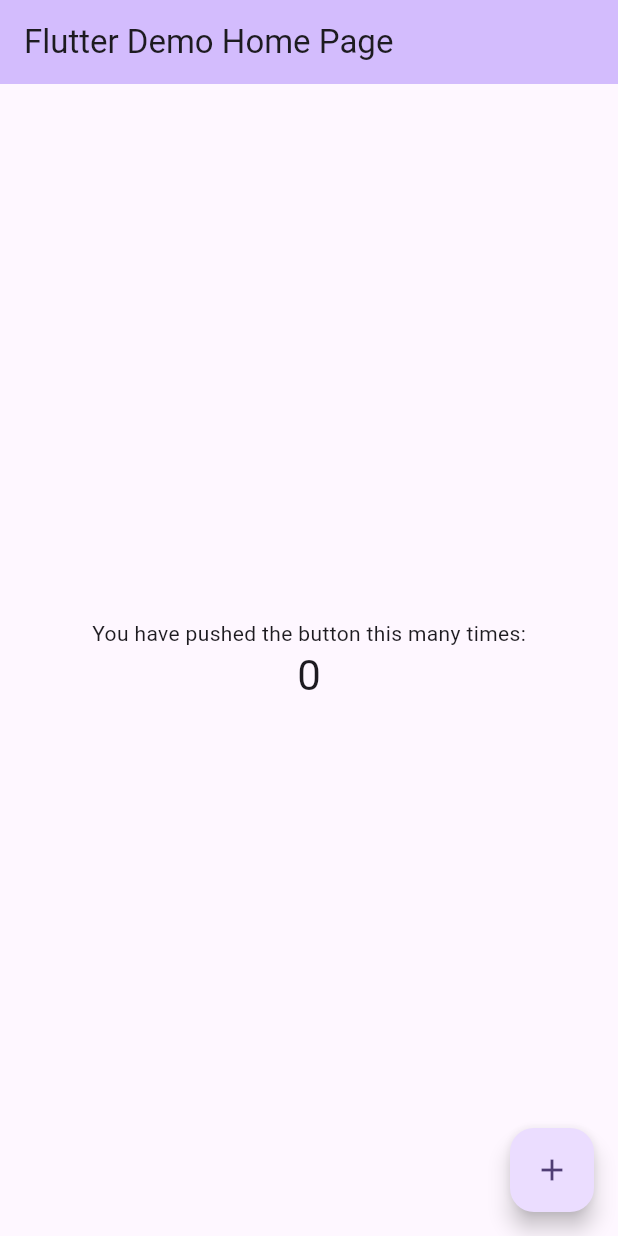
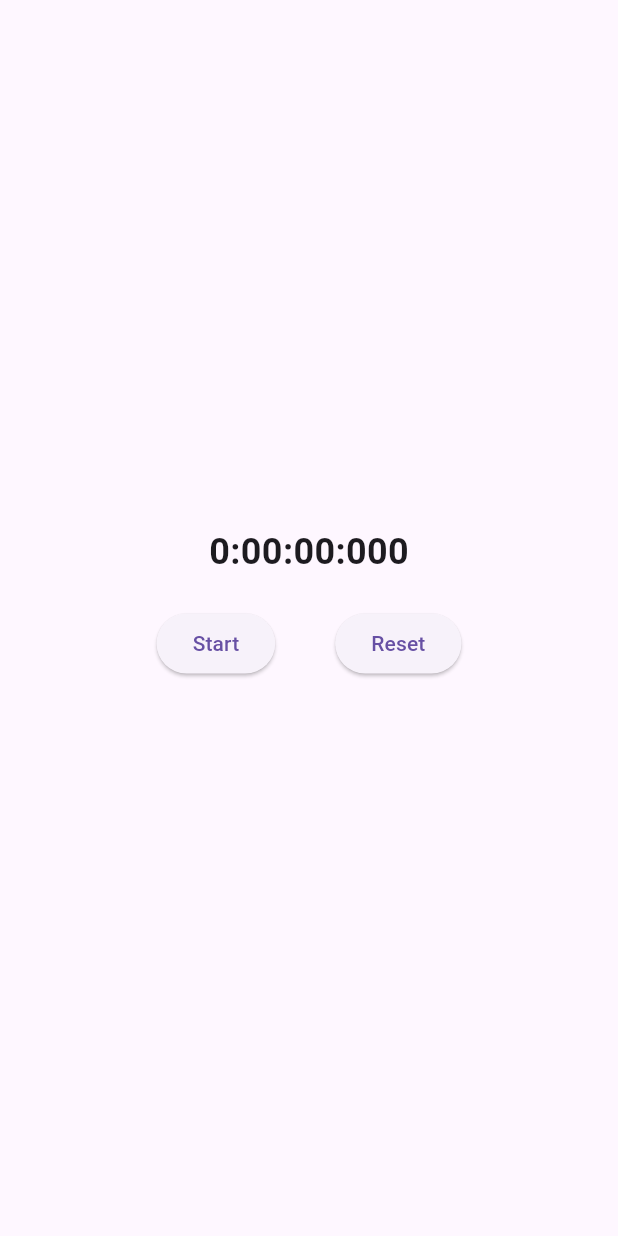
Before and after one commit to BarnabasKalasz/stopwatch, a Flutter app: the screen it shows after launch, on a phone screen of 412 x 824 dp. Run offline on Flutter 3.47's test engine with Material 3 defaults, Android fonts, the phone set to English and light mode, and no system bars.

Commit message:
task-1: Added stopwatch service and screen, with basic functionality and buttons

```diff
--- a/lib/main.dart
+++ b/lib/main.dart
@@ -1,125 +1,19 @@
-import 'package:flutter/material.dart';
+import "package:flutter/material.dart";
+import 'package:test_sopwatch/src/pages/stopwatch/screens/stopwatch_screen.dart';
+import 'package:test_sopwatch/src/pages/stopwatch/services/stopwatch_service.dart';
 
 void main() {
-  runApp(const MyApp());
+  runApp(const StopWatchApp());
 }
 
-class MyApp extends StatelessWidget {
-  const MyApp({super.key});
+class StopWatchApp extends StatelessWidget {
+  const StopWatchApp({super.key});
 
-  // This widget is the root of your application.
   @override
   Widget build(BuildContext context) {
     return MaterialApp(
-      title: 'Flutter Demo',
-      theme: ThemeData(
-        // This is the theme of your application.
-        //
-        // TRY THIS: Try running your application with "flutter run". You'll see
-        // the application has a purple toolbar. Then, without quitting the app,
-        // try changing the seedColor in the colorScheme below to Colors.green
-        // and then invoke "hot reload" (save your changes or press the "hot
-        // reload" button in a Flutter-supported IDE, or press "r" if you used
-        // the command line to start the app).
-        //
-        // Notice that the counter didn't reset back to zero; the application
-        // state is not lost during the reload. To reset the state, use hot
-        // restart instead.
-        //
-        // This works for code too, not just values: Most code changes can be
-        // tested with just a hot reload.
-        colorScheme: ColorScheme.fromSeed(seedColor: Colors.deepPurple),
-        useMaterial3: true,
-      ),
-      home: const MyHomePage(title: 'Flutter Demo Home Page'),
-    );
+        home: StopwatchPage(
+      stopwatchService: StopwatchService(),
+    ));
   }
 }
-
-class MyHomePage extends StatefulWidget {
-  const MyHomePage({super.key, required this.title});
-
-  // This widget is the home page of your application. It is stateful, meaning
-  // that it has a State object (defined below) that contains fields that affect
-  // how it looks.
-
-  // This class is the configuration for the state. It holds the values (in this
-  // case the title) provided by the parent (in this case the App widget) and
-  // used by the build method of the State. Fields in a Widget subclass are
-  // always marked "final".
-
-  final String title;
-
-  @override
-  State<MyHomePage> createState() => _MyHomePageState();
-}
-
-class _MyHomePageState extends State<MyHomePage> {
-  int _counter = 0;
-
-  void _incrementCounter() {
-    setState(() {
-      // This call to setState tells the Flutter framework that something has
-      // changed in this State, which causes it to rerun the build method below
-      // so that the display can reflect the updated values. If we changed
-      // _counter without calling setState(), then the build method would not be
-      // called again, and so nothing would appear to happen.
-      _counter++;
-    });
-  }
-
-  @override
-  Widget build(BuildContext context) {
-    // This method is rerun every time setState is called, for instance as done
-    // by the _incrementCounter method above.
-    //
-    // The Flutter framework has been optimized to make rerunning build methods
-    // fast, so that you can just rebuild anything that needs updating rather
-    // than having to individually change instances of widgets.
-    return Scaffold(
-      appBar: AppBar(
-        // TRY THIS: Try changing the color here to a specific color (to
-        // Colors.amber, perhaps?) and trigger a hot reload to see the AppBar
-        // change color while the other colors stay the same.
-        backgroundColor: Theme.of(context).colorScheme.inversePrimary,
-        // Here we take the value from the MyHomePage object that was created by
-        // the App.build method, and use it to set our appbar title.
-        title: Text(widget.title),
-      ),
-      body: Center(
-        // Center is a layout widget. It takes a single child and positions it
-        // in the middle of the parent.
-        child: Column(
-          // Column is also a layout widget. It takes a list of children and
-          // arranges them vertically. By default, it sizes itself to fit its
-          // children horizontally, and tries to be as tall as its parent.
-          //
-          // Column has various properties to control how it sizes itself and
-          // how it positions its children. Here we use mainAxisAlignment to
-          // center the children vertically; the main axis here is the vertical
-          // axis because Columns are vertical (the cross axis would be
-          // horizontal).
-          //
-          // TRY THIS: Invoke "debug painting" (choose the "Toggle Debug Paint"
-          // action in the IDE, or press "p" in the console), to see the
-          // wireframe for each widget.
-          mainAxisAlignment: MainAxisAlignment.center,
-          children: <Widget>[
-            const Text(
-              'You have pushed the button this many times:',
-            ),
-            Text(
-              '$_counter',
-              style: Theme.of(context).textTheme.headlineMedium,
-            ),
-          ],
-        ),
-      ),
-      floatingActionButton: FloatingActionButton(
-        onPressed: _incrementCounter,
-        tooltip: 'Increment',
-        child: const Icon(Icons.add),
-      ), // This trailing comma makes auto-formatting nicer for build methods.
-    );
-  }
-}
--- /dev/null
+++ b/lib/src/pages/stopwatch/models/stopwatch_model.dart
@@ -0,0 +1,6 @@
+class StopwatchModel {
+  int milliseconds;
+  bool isRunning;
+
+  StopwatchModel({required this.milliseconds, required this.isRunning});
+}
--- /dev/null
+++ b/lib/src/pages/stopwatch/screens/stopwatch_screen.dart
@@ -0,0 +1,94 @@
+import 'package:test_sopwatch/src/pages/stopwatch/models/stopwatch_model.dart';
+import 'package:test_sopwatch/src/pages/stopwatch/services/stopwatch_service.dart';
+
+import 'package:flutter/material.dart';
+
+class StopwatchPage extends StatefulWidget {
+  final StopwatchService stopwatchService;
+
+  const StopwatchPage({Key? key, required this.stopwatchService})
+      : super(key: key);
+
+  @override
+  _StopwatchPageState createState() => _StopwatchPageState();
+}
+
+class _StopwatchPageState extends State<StopwatchPage> {
+  late StopwatchModel _stopwatchModel;
+
+  @override
+  void initState() {
+    super.initState();
+    _stopwatchModel = widget.stopwatchService.stopwatchModel;
+  }
+
+  @override
+  Widget build(BuildContext context) {
+    return Scaffold(
+      body: Center(
+        child: Column(
+          mainAxisAlignment: MainAxisAlignment.center,
+          children: [
+            Text(
+              _formatTime(_stopwatchModel.milliseconds),
+              style: const TextStyle(fontSize: 24, fontWeight: FontWeight.bold),
+            ),
+            const SizedBox(height: 20),
+            Row(
+              mainAxisAlignment: MainAxisAlignment.center,
+              children: [
+                ElevatedButton(
+                  onPressed: () => _startStopwatch(),
+                  child: Text(_stopwatchModel.isRunning ? 'Stop' : 'Start'),
+                ),
+                const SizedBox(width: 20),
+                const SizedBox(width: 20),
+                ElevatedButton(
+                  onPressed: _stopwatchModel.isRunning ? null : _resetStopwatch,
+                  child: const Text('Reset'),
+                ),
+              ],
+            ),
+            const SizedBox(height: 20),
+          ],
+        ),
+      ),
+    );
+  }
+
+  String _formatTime(int milliseconds) {
+    int hours = milliseconds ~/ (1000 * 60 * 60);
+    int minutes = (milliseconds ~/ (1000 * 60)) % 60;
+    int seconds = (milliseconds ~/ 1000) % 60;
+    int hundredths = (milliseconds % 1000) ~/ 10;
+
+    return '$hours:${_twoDigits(minutes)}:${_twoDigits(seconds)}:${_threeDigits(hundredths)}';
+  }
+
+  String _twoDigits(int n) {
+    return n.toString().padLeft(2, '0');
+  }
+
+  String _threeDigits(int n) {
+    return n.toString().padLeft(3, '0');
+  }
+
+  void _startStopwatch() {
+    if (_stopwatchModel.isRunning) {
+      widget.stopwatchService.stop();
+    } else {
+      widget.stopwatchService.start();
+    }
+
+    setState(() {
+      _stopwatchModel = widget.stopwatchService.stopwatchModel;
+    });
+  }
+
+  void _resetStopwatch() {
+    widget.stopwatchService.reset();
+    setState(() {
+      _stopwatchModel = widget.stopwatchService.stopwatchModel;
+    });
+  }
+}
--- /dev/null
+++ b/lib/src/pages/stopwatch/services/stopwatch_service.dart
@@ -0,0 +1,33 @@
+import 'package:test_sopwatch/src/pages/stopwatch/models/stopwatch_model.dart';
+
+import 'dart:async';
+
+class StopwatchService {
+  late StopwatchModel _stopwatchModel;
+  late Timer _timer;
+
+  StopwatchService() {
+    _stopwatchModel = StopwatchModel(milliseconds: 0, isRunning: false);
+  }
+
+  StopwatchModel get stopwatchModel => _stopwatchModel;
+
+  void start() {
+    _timer = Timer.periodic(const Duration(milliseconds: 1), _updateTime);
+    _stopwatchModel.isRunning = true;
+  }
+
+  void stop() {
+    _timer.cancel();
+    _stopwatchModel.isRunning = false;
+  }
+
+  void reset() {
+    stop();
+    _stopwatchModel.milliseconds = 0;
+  }
+
+  void _updateTime(Timer timer) {
+    _stopwatchModel.milliseconds += 1;
+  }
+}
```
Also changed, not shown: lib/src/features/stopwatch/models/stopwatch_model.dart (deleted), lib/src/features/stopwatch/screens/stopwatch.screen.dart (deleted), lib/src/features/stopwatch/services/stopwatch_service.dart (deleted), 2 other files.
